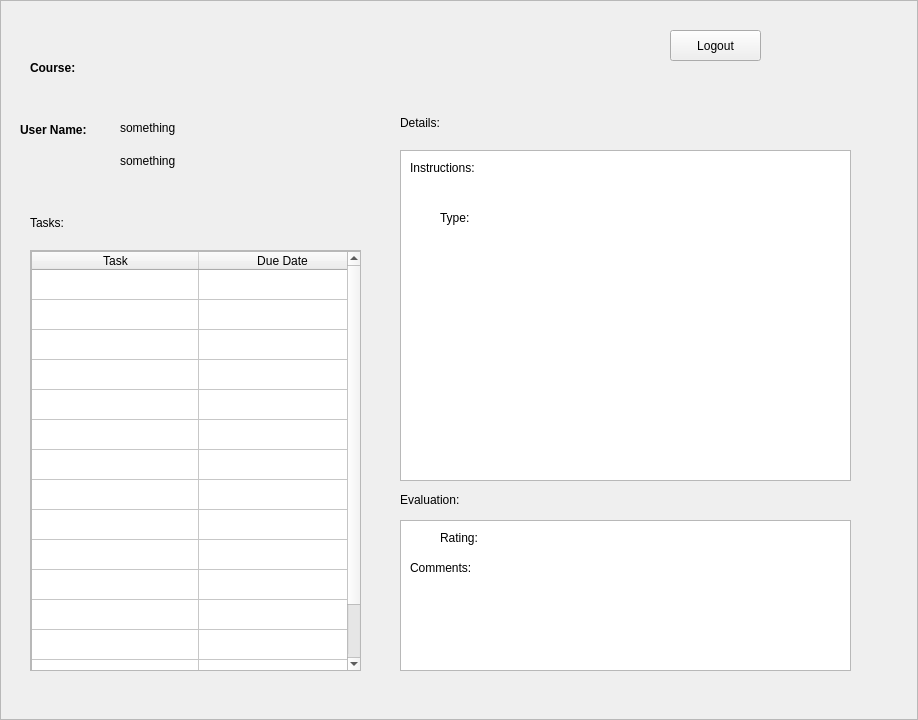
This is ClientNetworking/tamainscreen.ui in kareem1234/COMP3004 as Qt 5 draws it before an edit. The edited form follows.
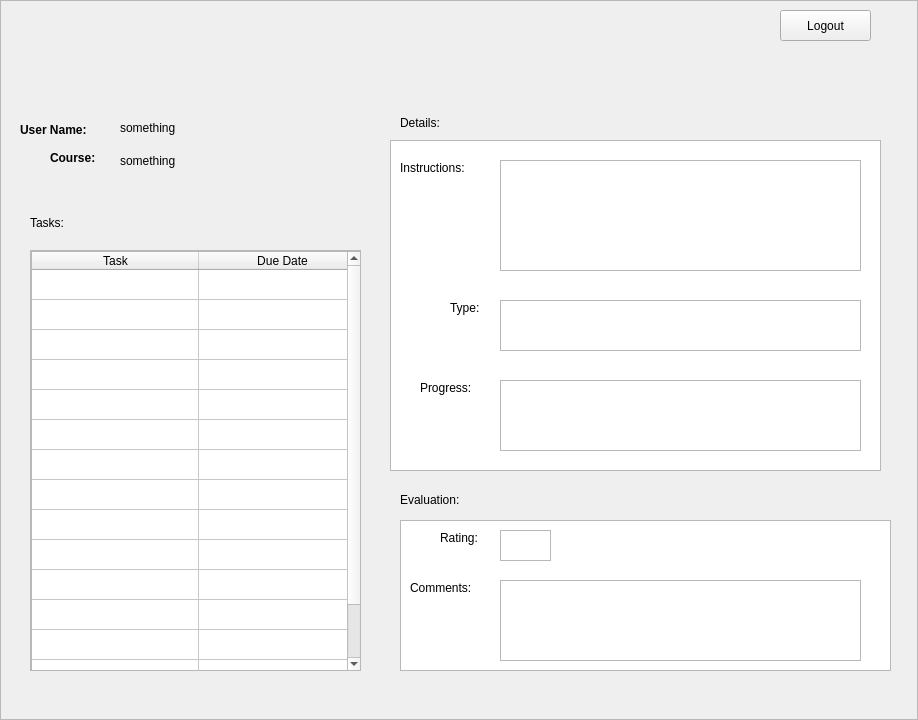
This is the edited form. Icons and pictures are not drawn.

Diff of the .ui file:
```diff
--- a/ClientNetworking/tamainscreen.ui
+++ b/ClientNetworking/tamainscreen.ui
@@ -50,9 +50,9 @@
   <widget class="QLabel" name="labelCourse">
    <property name="geometry">
     <rect>
-     <x>30</x>
-     <y>60</y>
-     <width>271</width>
+     <x>50</x>
+     <y>150</y>
+     <width>61</width>
      <height>16</height>
     </rect>
    </property>
@@ -173,9 +173,9 @@
   <widget class="QTextBrowser" name="details">
    <property name="geometry">
     <rect>
-     <x>400</x>
-     <y>150</y>
-     <width>451</width>
+     <x>390</x>
+     <y>140</y>
+     <width>491</width>
      <height>331</height>
     </rect>
    </property>
@@ -231,7 +231,7 @@
     <rect>
      <x>400</x>
      <y>520</y>
-     <width>451</width>
+     <width>491</width>
      <height>151</height>
     </rect>
    </property>
@@ -259,8 +259,8 @@
   <widget class="QPushButton" name="pushButton">
    <property name="geometry">
     <rect>
-     <x>670</x>
-     <y>30</y>
+     <x>780</x>
+     <y>10</y>
      <width>91</width>
      <height>31</height>
     </rect>
@@ -273,7 +273,7 @@
    <property name="geometry">
     <rect>
      <x>20</x>
-     <y>10</y>
+     <y>0</y>
      <width>171</width>
      <height>61</height>
     </rect>
@@ -288,9 +288,9 @@
   <widget class="QLabel" name="label">
    <property name="geometry">
     <rect>
-     <x>410</x>
+     <x>400</x>
      <y>160</y>
-     <width>101</width>
+     <width>91</width>
      <height>16</height>
     </rect>
    </property>
@@ -301,8 +301,8 @@
   <widget class="QLabel" name="label_2">
    <property name="geometry">
     <rect>
-     <x>440</x>
-     <y>210</y>
+     <x>450</x>
+     <y>300</y>
      <width>41</width>
      <height>16</height>
     </rect>
@@ -328,7 +328,7 @@
    <property name="geometry">
     <rect>
      <x>410</x>
-     <y>560</y>
+     <y>580</y>
      <width>81</width>
      <height>16</height>
     </rect>
@@ -337,6 +337,69 @@
     <string>Comments: </string>
    </property>
   </widget>
+  <widget class="QTextBrowser" name="testInstructions">
+   <property name="geometry">
+    <rect>
+     <x>500</x>
+     <y>160</y>
+     <width>361</width>
+     <height>111</height>
+    </rect>
+   </property>
+  </widget>
+  <widget class="QTextBrowser" name="testType">
+   <property name="geometry">
+    <rect>
+     <x>500</x>
+     <y>300</y>
+     <width>361</width>
+     <height>51</height>
+    </rect>
+   </property>
+  </widget>
+  <widget class="QLabel" name="label_5">
+   <property name="geometry">
+    <rect>
+     <x>420</x>
+     <y>380</y>
+     <width>71</width>
+     <height>16</height>
+    </rect>
+   </property>
+   <property name="text">
+    <string>Progress:</string>
+   </property>
+  </widget>
+  <widget class="QTextBrowser" name="testProgress">
+   <property name="geometry">
+    <rect>
+     <x>500</x>
+     <y>380</y>
+     <width>361</width>
+     <height>71</height>
+    </rect>
+   </property>
+  </widget>
+  <widget class="QTextBrowser" name="testRating">
+   <property name="geometry">
+    <rect>
+     <x>500</x>
+     <y>530</y>
+     <width>51</width>
+     <height>31</height>
+    </rect>
+   </property>
+  </widget>
+  <widget class="QTextBrowser" name="testComments">
+   <property name="geometry">
+    <rect>
+     <x>500</x>
+     <y>580</y>
+     <width>361</width>
+     <height>81</height>
+    </rect>
+   </property>
+  </widget>
  </widget>
  <tabstops>
   <tabstop>scrollArea</tabstop>
```
Left out of the diff: 6 changed lines with no effect on the pictures.
